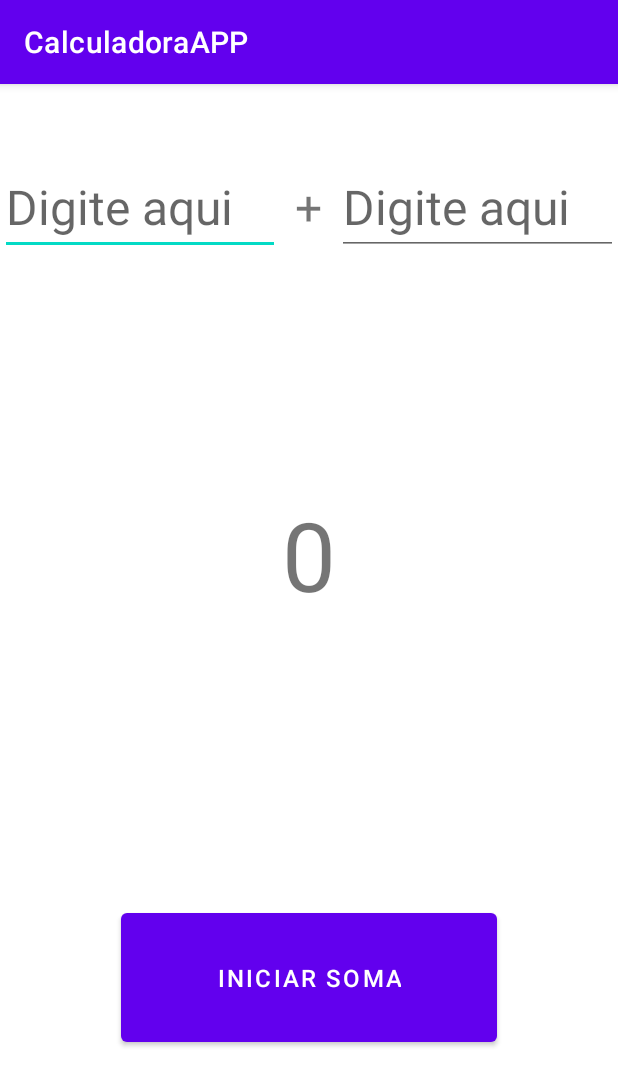
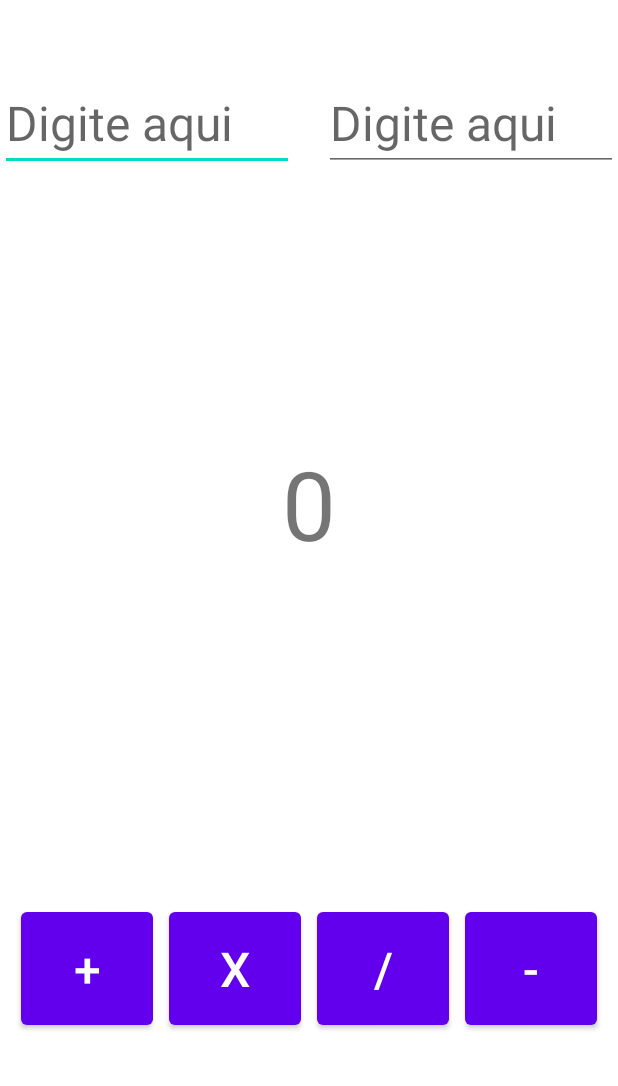
Before and after one commit to GigliarlyM/CalculadoraSimples, an Android app: the screen it shows after launch (MainActivity), on a phone screen of 412 x 824 dp. Shown: the top 1086 px of the screen. Run offline under Robolectric (Android 15) with nearby library versions, the phone set to English and light mode, and no system bars.

Commit message:
com-4-botoes

```diff
--- a/app/src/main/java/ifpb/edu/calculadoraapp/MainActivity.java
+++ b/app/src/main/java/ifpb/edu/calculadoraapp/MainActivity.java
@@ -13,39 +13,113 @@ public class MainActivity extends AppCompatActivity {
     private EditText editText2;
     private TextView textView;
     private Button btnSoma;
+    private Button btnDivide;
+    private Button btnMultiplica;
+    private Button btnSubtrai;
     private float resultadoSoma;
 
     @Override
     protected void onCreate(Bundle savedInstanceState) {
         super.onCreate(savedInstanceState);
         setContentView(R.layout.activity_main);
+        getSupportActionBar().hide();
 
-        editText = findViewById(R.id.number1);
-        editText2 = findViewById(R.id.number2);
-        textView = findViewById(R.id.resultado);
-        btnSoma = findViewById(R.id.btn_soma);
+        editText = (EditText) findViewById(R.id.number1);
+        editText2 = (EditText) findViewById(R.id.number2);
+        textView = (TextView) findViewById(R.id.resultado);
+        btnSoma = (Button) findViewById(R.id.btn_soma);
+        btnDivide = (Button) findViewById(R.id.btn_dividir);
+        btnMultiplica = (Button) findViewById(R.id.btn_multiplicar);
+        btnSubtrai = (Button) findViewById(R.id.btn_subtrair);
 
-        btnSoma.setOnClickListener(new View.OnClickListener() {
-            @Override
-            public void onClick(View view) {
-                float num1 = 0;
-                float num2 = 0;
+        btnSoma.setOnClickListener(new CalculoSoma());
+        btnDivide.setOnClickListener(new CalculoDivisao());
+        btnMultiplica.setOnClickListener(new CalculoMultiplicao());
+        btnSubtrai.setOnClickListener(new CalculoSubtracao());
+    }
+
+    class CalculoSoma implements View.OnClickListener {
+
+        private float resultadoSoma;
+
+        @Override
+        public void onClick(View view) {
+            float num1 = 0;
+            float num2 = 0;
+            String resultadoString;
+
+            num1 = Float.valueOf(String.valueOf(editText.getText()));
+            num2 = Float.valueOf(String.valueOf(editText2.getText()));
+
+            this.resultadoSoma = num1 + num2;
+            resultadoString = String.valueOf(this.resultadoSoma);
+
+            textView.setText(resultadoString);
+        }
+
+    }
+
+    class CalculoDivisao implements View.OnClickListener {
+
+        private float resultadoSoma;
+
+        @Override
+        public void onClick(View view) {
+            float num1 = 0;
+            float num2 = 0;
 
 
-                num1 = Float.valueOf(String.valueOf(editText.getText()));
-                num2 = Float.valueOf(String.valueOf(editText2.getText()));
+            num1 = Float.valueOf(String.valueOf(editText.getText()));
+            num2 = Float.valueOf(String.valueOf(editText2.getText()));
 
-                calcNumeros(num1, num2);
+            this.resultadoSoma = num1 / num2;
+            String resultadoString = String.valueOf(this.resultadoSoma);
 
-            }
-        });
+            textView.setText(resultadoString);
+        }
+
     }
 
-    public void calcNumeros(float num1, float num2){
-        this.resultadoSoma = num1 + num2;
-        String resultadoString = String.valueOf(this.resultadoSoma);
+    class CalculoMultiplicao implements View.OnClickListener {
 
-        textView.setText(resultadoString);
+        private float resultadoSoma;
+
+        @Override
+        public void onClick(View view) {
+            float num1 = 0;
+            float num2 = 0;
+
+
+            num1 = Float.valueOf(String.valueOf(editText.getText()));
+            num2 = Float.valueOf(String.valueOf(editText2.getText()));
+
+            this.resultadoSoma = num1 * num2;
+            String resultadoString = String.valueOf(this.resultadoSoma);
+
+            textView.setText(resultadoString);
+        }
+
+    }
+
+    class CalculoSubtracao implements View.OnClickListener {
+
+        private float resultadoSoma;
+
+        @Override
+        public void onClick(View view) {
+            float num1 = 0;
+            float num2 = 0;
+
+
+            num1 = Float.valueOf(String.valueOf(editText.getText()));
+            num2 = Float.valueOf(String.valueOf(editText2.getText()));
+
+            this.resultadoSoma = num1 - num2;
+            String resultadoString = String.valueOf(this.resultadoSoma);
+
+            textView.setText(resultadoString);
+        }
+
     }
 
 }
--- a/app/src/main/res/layout/activity_main.xml
+++ b/app/src/main/res/layout/activity_main.xml
@@ -1,46 +1,39 @@
 <?xml version="1.0" encoding="utf-8"?>
-<LinearLayout
-    xmlns:android="http://schemas.android.com/apk/res/android"
+<LinearLayout xmlns:android="http://schemas.android.com/apk/res/android"
     xmlns:app="http://schemas.android.com/apk/res-auto"
     xmlns:tools="http://schemas.android.com/tools"
     android:layout_width="match_parent"
     android:layout_height="match_parent"
-    tools:context=".MainActivity"
-    android:orientation="vertical">
+    android:orientation="vertical"
+    tools:context=".MainActivity">
 
     <LinearLayout
         android:layout_width="match_parent"
         android:layout_height="wrap_content"
+        android:layout_marginTop="10dp"
+        android:layout_weight="1"
         android:orientation="horizontal"
-        android:layout_marginTop="10dp"
-        android:paddingTop="40dp"
-        android:layout_weight="1">
+        android:paddingTop="40dp">
 
         <EditText
             android:id="@+id/number1"
             android:layout_width="wrap_content"
             android:layout_height="wrap_content"
+            android:layout_marginRight="10dp"
+            android:layout_weight="1"
+            android:hint="Digite aqui"
             android:inputType="numberDecimal"
-            android:hint="Digite aqui"
-            android:textSize="32sp"
-            android:layout_marginRight="10dp"
-            android:layout_weight="1"/>
-
-        <TextView
-            android:layout_width="wrap_content"
-            android:layout_height="wrap_content"
-            android:text="+"
-            android:textSize="32sp"/>
+            android:textSize="32sp" />
 
         <EditText
             android:id="@+id/number2"
             android:layout_width="wrap_content"
             android:layout_height="wrap_content"
+            android:layout_marginLeft="10dp"
+            android:layout_weight="1"
+            android:hint="Digite aqui"
             android:inputType="numberDecimal"
-            android:hint="Digite aqui"
-            android:layout_marginLeft="10dp"
-            android:textSize="32sp"
-            android:layout_weight="1"/>
+            android:textSize="32sp" />
 
     </LinearLayout>
 
@@ -49,28 +42,66 @@
         android:layout_width="match_parent"
         android:layout_height="wrap_content"
         android:layout_marginVertical="70dp"
+        android:layout_weight="1"
         android:paddingVertical="20dp"
         android:text="0"
-        android:textSize="64sp"
         android:textAlignment="center"
-        android:layout_weight="1"/>
+        android:textSize="64sp" />
 
     <RelativeLayout
         android:layout_width="match_parent"
         android:layout_height="wrap_content"
-        android:layout_weight="1"
-        android:layout_marginBottom="90dp">
+        android:layout_marginBottom="90dp"
+        android:layout_weight="1">
 
-        <Button
-            android:id="@+id/btn_soma"
+        <LinearLayout
             android:layout_width="wrap_content"
             android:layout_height="wrap_content"
-            android:text="Iniciar soma"
-            android:textSize="16sp"
-            android:paddingHorizontal="64dp"
-            android:paddingVertical="32dp"
+            android:orientation="horizontal"
             android:layout_centerHorizontal="true"
-            android:layout_centerVertical="true"/>
+            android:layout_centerVertical="true">
+
+            <Button
+                android:id="@+id/btn_soma"
+                android:layout_width="wrap_content"
+                android:layout_height="wrap_content"
+                android:paddingHorizontal="32dp"
+                android:paddingVertical="16dp"
+                android:layout_marginHorizontal="5dp"
+                android:text="+"
+                android:textSize="32sp" />
+
+            <Button
+                android:id="@+id/btn_multiplicar"
+                android:layout_width="wrap_content"
+                android:layout_height="wrap_content"
+                android:paddingHorizontal="32dp"
+                android:paddingVertical="16dp"
+                android:layout_marginHorizontal="5dp"
+                android:text="x"
+                android:textSize="32sp" />
+
+            <Button
+                android:id="@+id/btn_dividir"
+                android:layout_width="wrap_content"
+                android:layout_height="wrap_content"
+                android:paddingHorizontal="32dp"
+                android:paddingVertical="16dp"
+                android:layout_marginHorizontal="5dp"
+                android:text="/"
+                android:textSize="32sp" />
+
+            <Button
+                android:id="@+id/btn_subtrair"
+                android:layout_width="wrap_content"
+                android:layout_height="wrap_content"
+                android:paddingHorizontal="32dp"
+                android:paddingVertical="16dp"
+                android:layout_marginHorizontal="5dp"
+                android:text="-"
+                android:textSize="32sp" />
+
+        </LinearLayout>
 
     </RelativeLayout>
 
```
